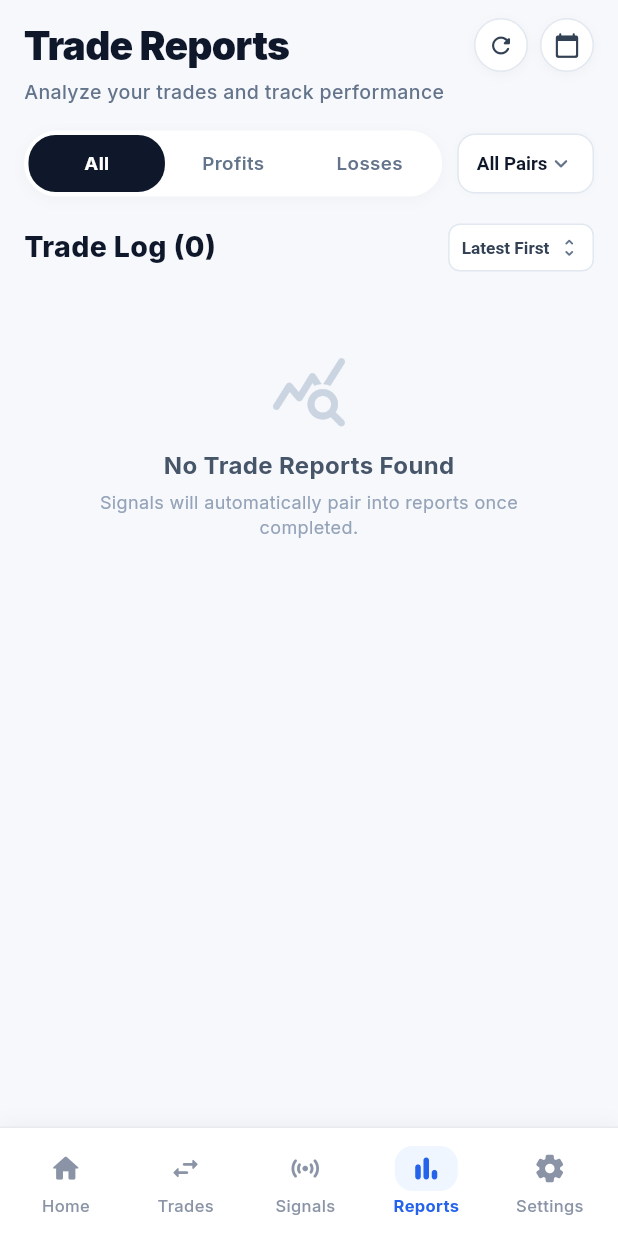
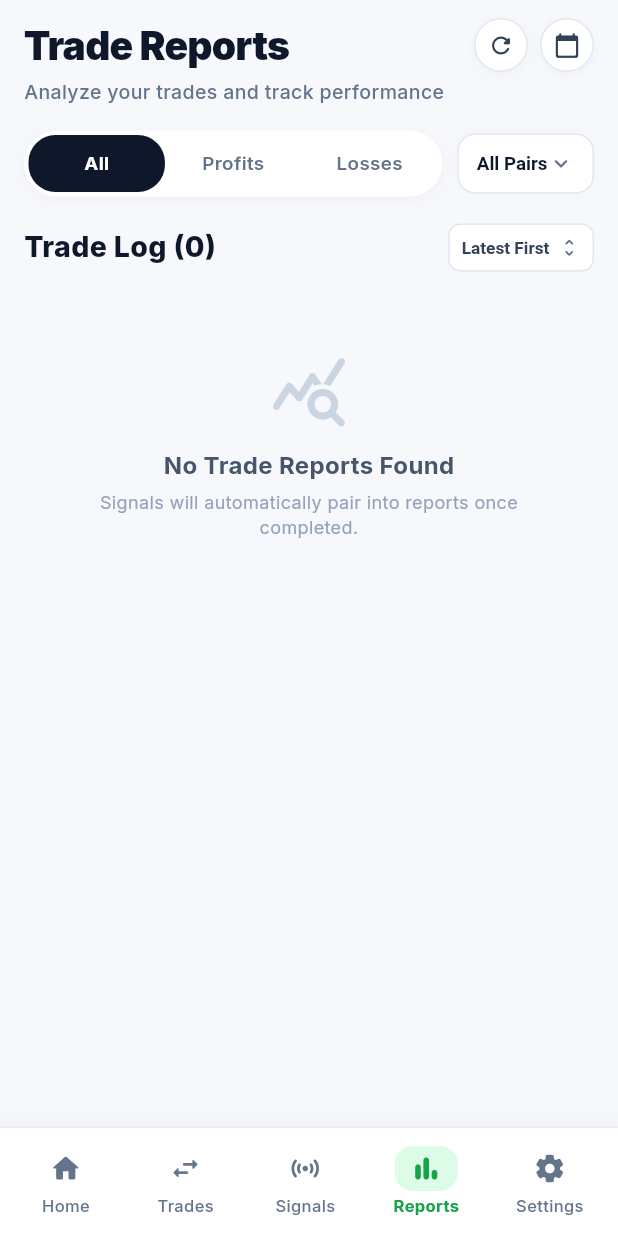
Before and after one commit to sanjay14sn/Trading_view, a Flutter app: the screen it shows after launch, item 4 of the bottom bar chosen, on a phone screen of 412 x 824 dp. Run offline on Flutter 3.47's test engine with Material 3 defaults, Android fonts, the phone set to English and light mode, and no system bars; our stand-ins replace audioplayers, firebase_core, firebase_messaging, flutter_dotenv, flutter_local_notifications, google_fonts and 1 more; accounts and stored records are empty; network calls fail; project files that could hold a hidden picture were left out.

Commit message:
style(mobile): apply unified Green, Red, White & Slate color theme across all pages

```diff
--- a/mobile_app/lib/screens/main_screen.dart
+++ b/mobile_app/lib/screens/main_screen.dart
@@ -99,7 +99,7 @@ class _MainScreenState extends State<MainScreen> {
             Container(
               padding: const EdgeInsets.symmetric(horizontal: 10, vertical: 4),
               decoration: BoxDecoration(
-                color: isSelected ? const Color(0xFFEFF6FF) : Colors.transparent,
+                color: isSelected ? const Color(0xFFDCFCE7) : Colors.transparent,
                 borderRadius: BorderRadius.circular(12),
               ),
               child: Icon(
--- a/mobile_app/lib/screens/trades_screen.dart
+++ b/mobile_app/lib/screens/trades_screen.dart
@@ -254,8 +254,8 @@ class _TradesScreenState extends State<TradesScreen> with SingleTickerProviderSt
       bg = const Color(0xFFFEE2E2);
       fg = const Color(0xFFB91C1C);
     } else if (status.contains('HIT') || status == 'CLOSED') {
-      bg = const Color(0xFFEFF6FF);
-      fg = const Color(0xFF1D4ED8);
+      bg = const Color(0xFFDCFCE7);
+      fg = const Color(0xFF15803D);
     }
 
     return Container(
--- a/mobile_app/lib/theme/app_theme.dart
+++ b/mobile_app/lib/theme/app_theme.dart
@@ -7,21 +7,21 @@ class AppTheme {
   static const Color border = Color(0xFFEAEAEE);
   static const Color surfaceBorder = Color(0xFFE2E8F0);
 
-  static const Color primary = Color(0xFF2563EB); // Royal Blue
-  static const Color buyGreen = Color(0xFF10B981); // Emerald Green
-  static const Color sellRed = Color(0xFFEF4444); // Red
-  static const Color warningOrange = Color(0xFFF59E0B); // Amber
+  static const Color primary = Color(0xFF16A34A); // Emerald Green
+  static const Color buyGreen = Color(0xFF16A34A); // Emerald Green
+  static const Color sellRed = Color(0xFFDC2626); // Red
+  static const Color warningOrange = Color(0xFFD97706); // Amber
 
-  static const Color textPrimary = Color(0xFF1E2538); // Dark Charcoal
-  static const Color textSecondary = Color(0xFF8A94A6); // Slate Grey
+  static const Color textPrimary = Color(0xFF0F172A); // Dark Slate
+  static const Color textSecondary = Color(0xFF64748B); // Slate Grey
   static const Color textLight = Color(0xFF94A3B8);
 
   static const Color badgeGreenBg = Color(0xFFDCFCE7);
   static const Color badgeGreenText = Color(0xFF15803D);
   static const Color badgeRedBg = Color(0xFFFEE2E2);
   static const Color badgeRedText = Color(0xFFB91C1C);
-  static const Color badgeBlueBg = Color(0xFFEFF6FF);
-  static const Color badgeBlueText = Color(0xFF1D4ED8);
+  static const Color badgeBlueBg = Color(0xFFDCFCE7);
+  static const Color badgeBlueText = Color(0xFF15803D);
 
   static ThemeData get lightTheme {
     return ThemeData(
```
Also changed, not shown: mobile_app/lib/screens/dashboard_screen.dart (+5 -5 lines).
